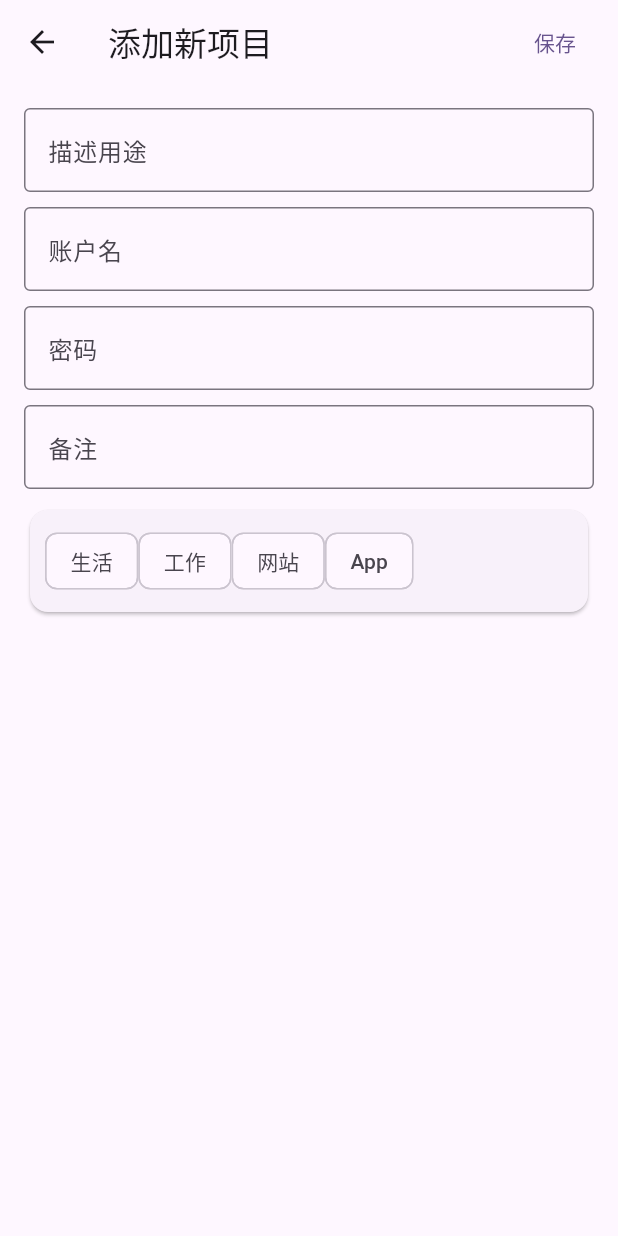
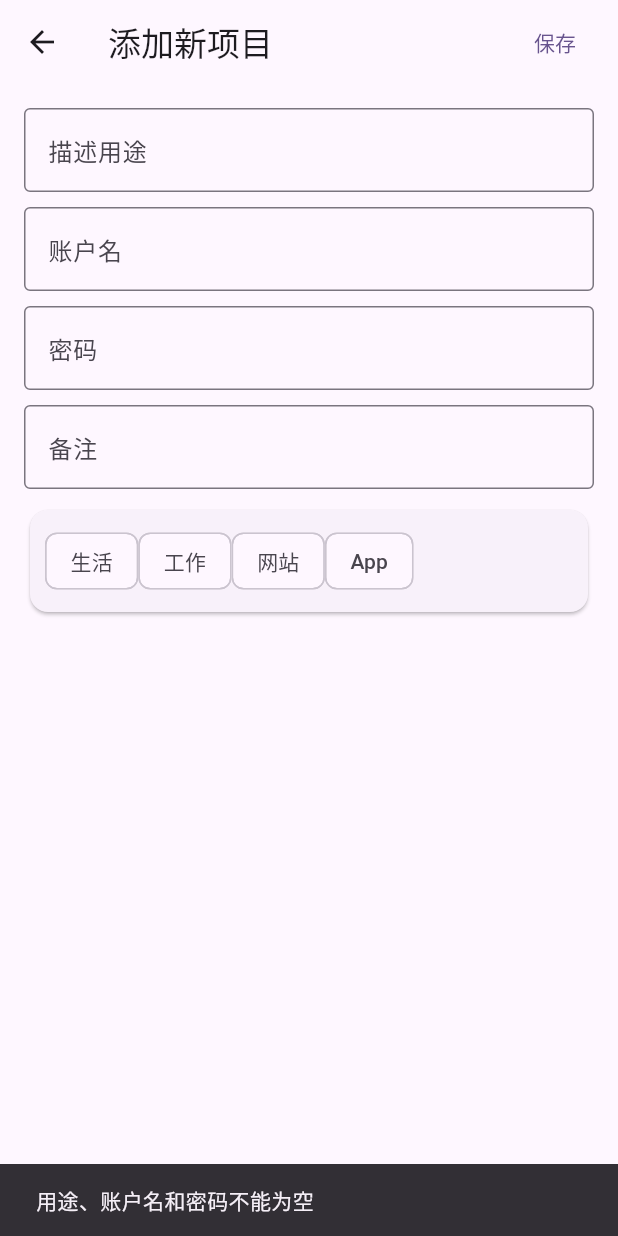
Before and after one commit to mhduiy/PWDManager, a Flutter app: what showEditPasswordFullDialog() shows on an empty page, opened directly, after a tap on "保存", on a phone screen of 412 x 824 dp. Run offline on Flutter 3.47's test engine with Material 3 defaults, Android fonts, the phone set to English and light mode, and no system bars; our stand-ins replace flutter_speed_dial, sqflite; accounts and stored records are empty.

Commit message:
feat: 使用本地数据库管理密码
- 新增密码增删功能
- 格式化部分代码

```diff
--- a/lib/authentication_page.dart
+++ b/lib/authentication_page.dart
@@ -1,5 +1,4 @@
 import 'package:flutter/material.dart';
-import 'package:flutter/widgets.dart';
 
 class AuthenticationPage extends StatefulWidget {
   const AuthenticationPage({super.key, required this.title});
--- a/lib/password_edit_full_dialog.dart
+++ b/lib/password_edit_full_dialog.dart
@@ -1,6 +1,28 @@
 import 'package:flutter/material.dart';
+import 'password.dart';
+import 'databasehelper.dart';
+
+Future<void> _insertPassword(BuildContext context, String purpose, String account, String password, String note) async {
+  if (purpose.isEmpty || account.isEmpty || password.isEmpty) {
+    ScaffoldMessenger.of(context).showSnackBar(
+      const SnackBar(content: Text('用途、账户名和密码不能为空')),
+    );
+    return;
+  }
+
+  print("添加一个数据到数据库中");
+  Password newPassword = Password(purpose: purpose, account: account, password: password, note: note);
+  DatabaseHelper dbHelper = DatabaseHelper();
+  await dbHelper.insertPassword(newPassword.toMap());
+  Navigator.of(context).pop(); // 关闭对话框
+}
 
 void showEditPasswordFullDialog(BuildContext context) {
+  TextEditingController purposeController = TextEditingController();
+  TextEditingController accountController = TextEditingController();
+  TextEditingController passwordController = TextEditingController();
+  TextEditingController noteController = TextEditingController();
+
   showDialog(
     context: context,
     builder: (BuildContext context) {
@@ -8,55 +30,66 @@ void showEditPasswordFullDialog(BuildContext context) {
         backgroundColor: Colors.white,
         child: Scaffold(
             appBar: AppBar(
-              title: Text("添加新项目"),
+              title: const Text("添加新项目"),
               actions: [
-                TextButton(onPressed: () {}, child: Text("保存")),
+                TextButton(onPressed: () {
+                  String purpose = purposeController.text;
+                  String account = accountController.text;
+                  String password = passwordController.text;
+                  String note = noteController.text;
+
+                  _insertPassword(context, purpose, account, password, note);
+                }, child: const Text("保存")),
                 const SizedBox(
                   width: 10,
                 )
               ],
             ),
-            body: const Padding(
-              padding: EdgeInsets.all(16.0),
+            body: Padding(
+              padding: const EdgeInsets.all(16.0),
               child: Column(
                 children: [
                   TextField(
-                    decoration: InputDecoration(
+                    controller: purposeController,
+                    decoration: const InputDecoration(
                       labelText: '描述用途', // 可选的标签文字
                       border: OutlineInputBorder(), // 添加边框
                     ),
                   ),
-                  SizedBox(
+                  const SizedBox(
                     height: 10,
                   ),
                   TextField(
-                    decoration: InputDecoration(
+                    controller: accountController,
+                    decoration: const InputDecoration(
                       labelText: '账户名', // 可选的标签文字
                       border: OutlineInputBorder(), // 添加边框
                     ),
                   ),
-                  SizedBox(
+                  const SizedBox(
                     height: 10,
                   ),
                   TextField(
-                    decoration: InputDecoration(
+                    controller: passwordController,
+                    decoration: const InputDecoration(
                       labelText: '密码', // 可选的标签文字
                       border: OutlineInputBorder(), // 添加边框
                     ),
                   ),
-                  SizedBox(
+                  const SizedBox(
                     height: 10,
                   ),
                   TextField(
-                    decoration: InputDecoration(
+                    controller: noteController,
+                    decoration: const InputDecoration(
                       labelText: '备注', // 可选的标签文字
                       border: OutlineInputBorder(), // 添加边框
                     ),
                   ),
-                  SizedBox(
+                  const SizedBox(
                     height: 10,
                   ),
-                  Card(
+                  const Card(
                       child: Padding(
                         padding: EdgeInsets.all(10.0),
                         child: Row(
--- a/pubspec.yaml
+++ b/pubspec.yaml
@@ -30,6 +30,7 @@ environment:
 dependencies:
   flutter:
     sdk: flutter
+  sqflite: ^2.0.0+4
 
 
   # The following adds the Cupertino Icons font to your application.
```
Also changed, not shown: lib/databasehelper.dart (added, +57 -0 lines), lib/main.dart (+12 -10 lines), lib/password.dart (added, +34 -0 lines), lib/password_page.dart (+99 -23 lines), pubspec.lock, 3 other files.
